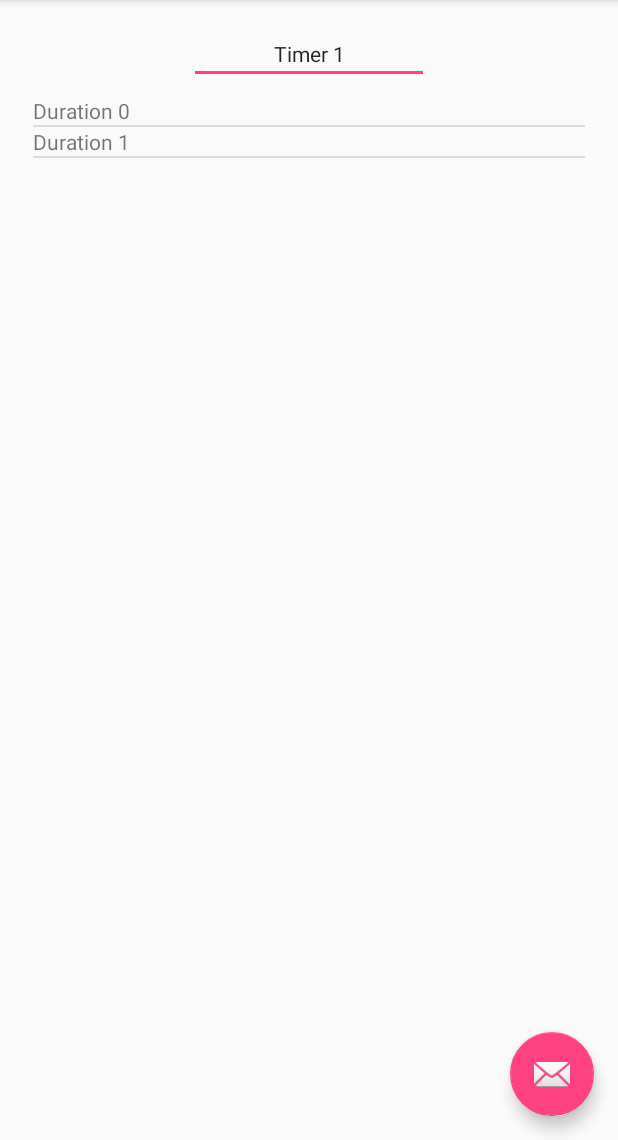
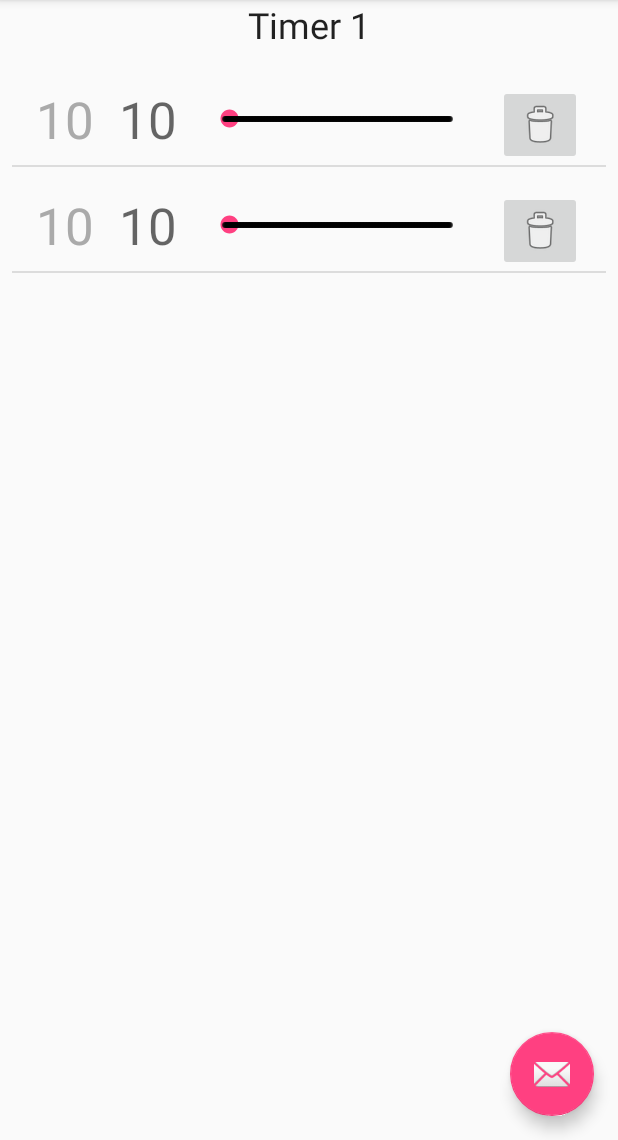
Before and after one commit to jeancharles-roger/SportTimerAndroid, an Android app: the screen it shows after launch (MainActivity), on a phone screen of 412 x 824 dp, the part 96-1236 px from its top. Run offline under Robolectric (Android 15) with nearby library versions, the light colour scheme and no system bars.

Commit message:
Adds duration layout

```diff
--- a/app/src/main/java/sporttimer/minibilles/fr/sporttimer/DurationFragment.kt
+++ /dev/null
@@ -1,46 +0,0 @@
-package sporttimer.minibilles.fr.sporttimer
-
-import android.os.Bundle
-import android.support.v4.app.Fragment
-import android.text.SpannableStringBuilder
-import android.view.LayoutInflater
-import android.view.View
-import android.view.ViewGroup
-
-/**
- * A placeholder fragment containing a simple view.
- */
-class DurationFragment : Fragment() {
-
-    private lateinit var timer: TimerDescription
-
-    override fun onCreateView(inflater: LayoutInflater, container: ViewGroup?,
-                              savedInstanceState: Bundle?): View? {
-        val rootView = inflater.inflate(R.layout.fragment_main, container, false)
-
-        // TODO Localized string
-        // getString(R.string.section_format, arguments.getInt(ARG_SECTION_NUMBER))
-        return rootView
-    }
-
-    companion object {
-        /**
-         * The fragment argument representing the section number for this
-         * fragment.
-         */
-        private val ARG_SECTION_NUMBER = "section_number"
-
-        /**
-         * Returns a new instance of this fragment for the given section
-         * number.
-         */
-        fun newInstance(timer: TimerDescription, sectionNumber: Int): DurationFragment {
-            val fragment = DurationFragment()
-            fragment.timer = timer
-            val args = Bundle()
-            args.putInt(ARG_SECTION_NUMBER, sectionNumber)
-            fragment.arguments = args
-            return fragment
-        }
-    }
-}
--- a/app/src/main/java/sporttimer/minibilles/fr/sporttimer/DurationListAdapter.kt
+++ /dev/null
@@ -1,22 +0,0 @@
-package sporttimer.minibilles.fr.sporttimer
-
-import android.view.View
-import android.view.ViewGroup
-import android.widget.BaseAdapter
-import android.widget.TextView
-
-class DurationListAdapter(val durations: List<Double>) : BaseAdapter() {
-
-    override fun getView(position: Int, convertView: View?, parent: ViewGroup?): View {
-        val textView = TextView(parent?.context)
-        textView.text = "Duration $position"
-        return textView
-    }
-
-    override fun getItem(position: Int): Any = durations[position]
-
-    override fun getItemId(position: Int): Long = position.toLong()
-
-    override fun getCount(): Int = durations.size
-
-}
--- a/app/src/main/java/sporttimer/minibilles/fr/sporttimer/TimerFragment.kt
+++ b/app/src/main/java/sporttimer/minibilles/fr/sporttimer/TimerFragment.kt
@@ -1,11 +1,15 @@
 package sporttimer.minibilles.fr.sporttimer
 
+import android.content.Context
 import android.os.Bundle
 import android.support.v4.app.Fragment
 import android.text.SpannableStringBuilder
 import android.view.LayoutInflater
 import android.view.View
 import android.view.ViewGroup
+import android.widget.ArrayAdapter
+import android.widget.BaseAdapter
+import android.widget.TextView
 
 import kotlinx.android.synthetic.main.fragment_main.view.*
 
@@ -20,9 +24,9 @@ class TimerFragment : Fragment() {
         val timer: TimerDescription = (context as MainActivity).timers[arguments.getInt(ARG_TIMER_ID)]
 
         val rootView = inflater.inflate(R.layout.fragment_main, container, false)
-        rootView.timer_name.text = SpannableStringBuilder(timer.name)
+        rootView.timer_name.text = timer.name
 
-        rootView.timers.adapter = DurationListAdapter(timer.durations)
+        rootView.timers.adapter = DurationAdapter(context, timer.durations)
 
         // TODO Localized string
         // getString(R.string.section_format, arguments.getInt(ARG_TIMER_ID))
@@ -41,4 +45,13 @@ class TimerFragment : Fragment() {
             return fragment
         }
     }
+
+    inner class DurationAdapter(context: Context, durations: MutableList<Double>):
+        ArrayAdapter<Double>(context, R.layout.duration_item, durations) {
+
+        override fun getView(position: Int, convertView: View?, parent: ViewGroup?): View {
+            val inflater = context.getSystemService(Context.LAYOUT_INFLATER_SERVICE) as LayoutInflater
+            return inflater.inflate(R.layout.duration_item, parent, false)
+        }
+    }
 }
--- /dev/null
+++ b/app/src/main/res/layout/duration_item.xml
@@ -0,0 +1,61 @@
+<?xml version="1.0" encoding="utf-8"?>
+<android.support.constraint.ConstraintLayout xmlns:android="http://schemas.android.com/apk/res/android"
+    xmlns:app="http://schemas.android.com/apk/res-auto"
+    xmlns:tools="http://schemas.android.com/tools"
+    android:id="@+id/duration_item"
+    android:layout_width="match_parent"
+    android:layout_height="match_parent">
+
+    <TextView
+        android:id="@+id/duration"
+        android:layout_width="wrap_content"
+        android:layout_height="wrap_content"
+        android:layout_marginStart="16dp"
+        android:layout_marginTop="16dp"
+        android:text="10"
+        android:textAppearance="@style/TextAppearance.AppCompat.Display1"
+        app:layout_constraintEnd_toStartOf="@+id/duration_seek"
+        app:layout_constraintStart_toEndOf="@+id/current_time"
+        app:layout_constraintTop_toTopOf="parent"
+        android:layout_marginLeft="16dp" />
+
+    <TextView
+        android:id="@+id/current_time"
+        android:layout_width="39dp"
+        android:layout_height="wrap_content"
+        android:layout_marginStart="16dp"
+        android:layout_marginTop="16dp"
+        android:text="10"
+        android:textAppearance="@style/TextAppearance.AppCompat.Display1"
+        android:textColor="@android:color/darker_gray"
+        app:layout_constraintEnd_toStartOf="@+id/duration"
+        app:layout_constraintStart_toStartOf="parent"
+        app:layout_constraintTop_toTopOf="parent"
+        android:layout_marginLeft="16dp" />
+
+    <SeekBar
+        android:id="@+id/duration_seek"
+        style="@style/Widget.AppCompat.SeekBar.Discrete"
+        android:layout_width="0dp"
+        android:layout_height="29dp"
+        android:layout_marginStart="16dp"
+        android:layout_marginTop="24dp"
+        android:max="300"
+        android:progress="5"
+        app:layout_constraintEnd_toStartOf="@+id/delete"
+        app:layout_constraintStart_toEndOf="@+id/duration"
+        app:layout_constraintTop_toTopOf="parent"
+        android:layout_marginLeft="16dp" />
+
+    <ImageButton
+        android:id="@+id/delete"
+        android:layout_width="56dp"
+        android:layout_height="53dp"
+        android:layout_marginEnd="16dp"
+        android:layout_marginStart="16dp"
+        android:layout_marginTop="16dp"
+        app:layout_constraintEnd_toEndOf="parent"
+        app:layout_constraintStart_toEndOf="@+id/duration_seek"
+        app:layout_constraintTop_toTopOf="parent"
+        app:srcCompat="@android:drawable/ic_menu_delete" />
+</android.support.constraint.ConstraintLayout>
--- a/app/src/main/res/layout/fragment_main.xml
+++ b/app/src/main/res/layout/fragment_main.xml
@@ -6,31 +6,27 @@
     android:layout_height="match_parent"
     tools:context="sporttimer.minibilles.fr.sporttimer.TimerFragment">
 
-    <EditText
+    <TextView
         android:id="@+id/timer_name"
-        android:layout_width="wrap_content"
+        android:layout_width="0dp"
         android:layout_height="wrap_content"
         android:layout_marginEnd="16dp"
         android:layout_marginStart="16dp"
-        android:layout_marginTop="16dp"
-        android:ems="10"
-        android:inputType="textPersonName"
         android:textAlignment="center"
-        android:textSize="14sp"
+        android:textAppearance="@style/TextAppearance.AppCompat.Headline"
         app:layout_constraintEnd_toEndOf="parent"
-        app:layout_constraintStart_toStartOf="parent"
-        app:layout_constraintTop_toTopOf="parent" />
+        app:layout_constraintStart_toStartOf="parent" />
 
     <ListView
         android:id="@+id/timers"
-        android:layout_width="368dp"
+        android:layout_width="0dp"
         android:layout_height="0dp"
         android:layout_marginEnd="8dp"
         android:layout_marginStart="8dp"
-        android:layout_marginTop="64dp"
+        android:layout_marginTop="8dp"
         app:layout_constraintBottom_toBottomOf="parent"
         app:layout_constraintEnd_toEndOf="parent"
         app:layout_constraintStart_toStartOf="parent"
-        app:layout_constraintTop_toTopOf="parent" />
+        app:layout_constraintTop_toBottomOf="@+id/timer_name" />
 
 </android.support.constraint.ConstraintLayout>
```
